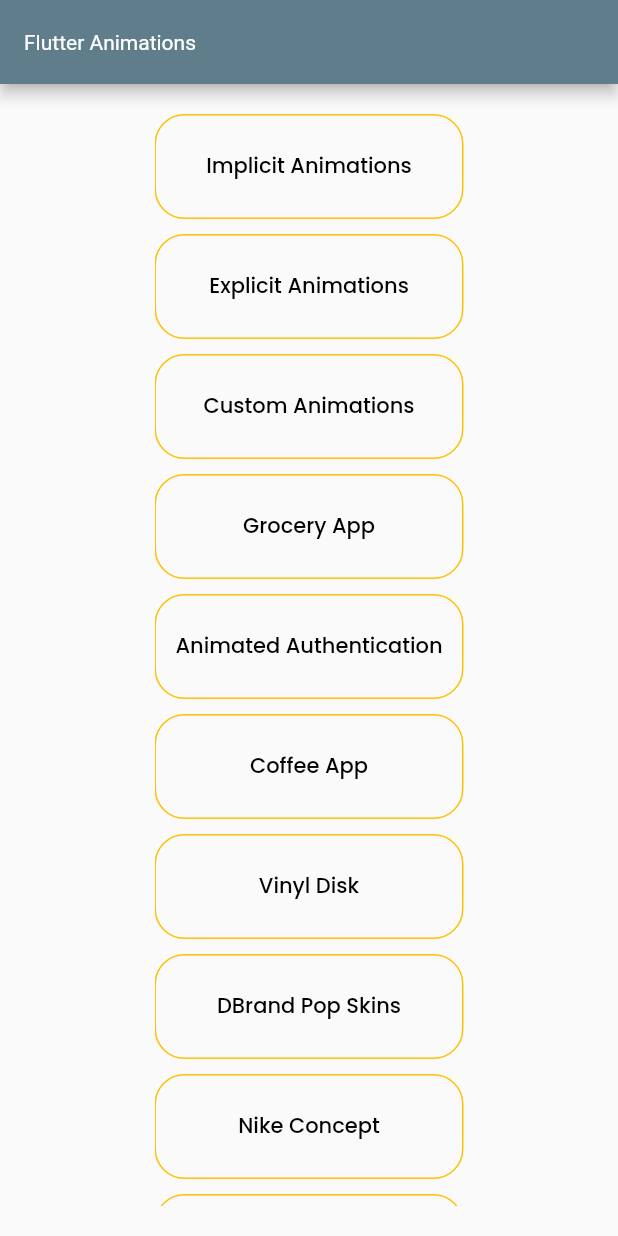
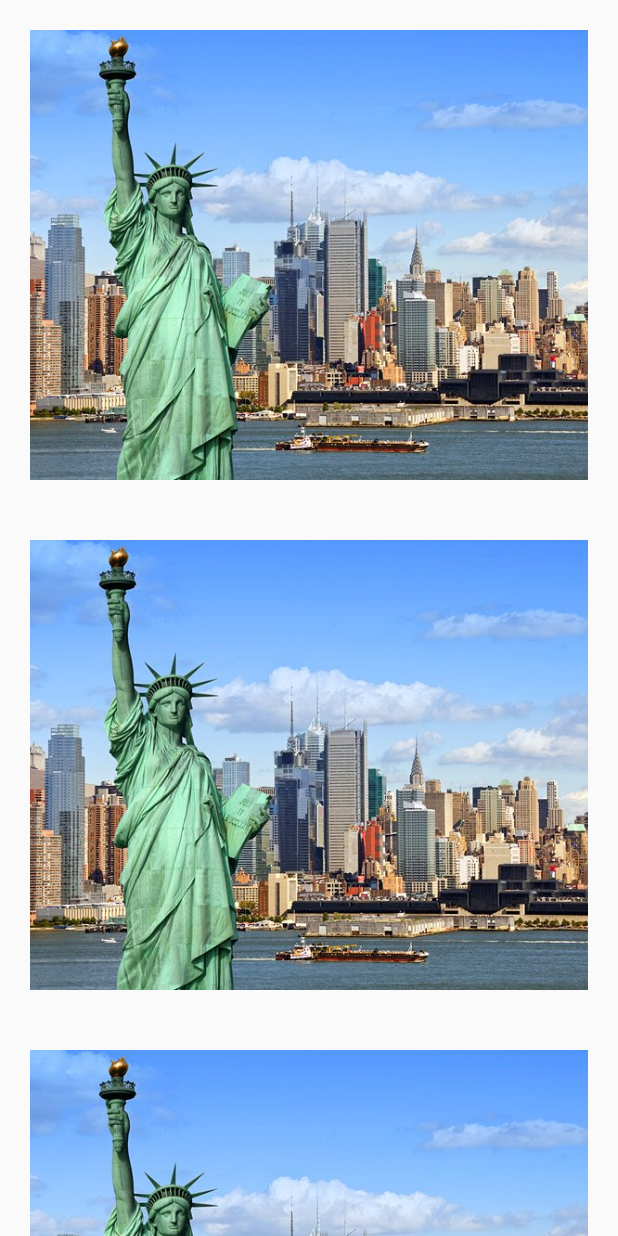
Before and after one commit to ManoVikram/FlutterAnimationAppsRecreated, a Flutter app: the screen it shows after launch, on a phone screen of 412 x 824 dp. Run offline on Flutter 3.47's test engine with Material 2 defaults, Android fonts, the phone set to English and light mode, and no system bars; our stand-ins replace flutter_svg, google_fonts.

Commit message:
Saw a video of Marcin Szałek going through this same code design. So, I wanted to try it out and here it is!

```diff
--- a/lib/main.dart
+++ b/lib/main.dart
@@ -1,5 +1,6 @@
 import 'package:flutter/material.dart';
 import 'package:google_fonts/google_fonts.dart';
+import 'package:learning_flutter_animations/screens/web_scroll_01/web_scroll_01_home_screen.dart';
 import 'package:provider/provider.dart';
 
 import './screens/homeScreen/home_screen.dart';
@@ -42,8 +43,8 @@ class LearningFlutterAnimations extends StatelessWidget {
 
   @override
   Widget build(BuildContext context) {
-    return const Scaffold(
-      body: HomeScreen(),
+    return Scaffold(
+      body: WebScroll01HomeScreen(),
     );
   }
 }
--- a/lib/screens/homeScreen/home_screen.dart
+++ b/lib/screens/homeScreen/home_screen.dart
@@ -22,6 +22,7 @@ import '../googleMessages/google_messages_home_screen.dart';
 import '../nikeShoeStore/nike_store_home_screen.dart';
 import '../animatedLoadingScreen/animated_loading_home_screen.dart';
 
+import '../web_scroll_01/web_scroll_01_home_screen.dart';
 import './widgets/my_button.dart';
 
 class HomeScreen extends StatelessWidget {
@@ -321,6 +322,19 @@ class HomeScreen extends StatelessWidget {
                   },
                 ),
                 const SizedBox(height: 10),
+                MyButton(
+                  size: size,
+                  text: "Web Scroll 01",
+                  onPressed: () {
+                    Navigator.push(
+                      context,
+                      MaterialPageRoute(
+                        builder: (context) => WebScroll01HomeScreen(),
+                      ),
+                    );
+                  },
+                ),
+                const SizedBox(height: 10),
               ],
             ),
           ),
--- /dev/null
+++ b/lib/screens/web_scroll_01/web_scroll_01_home_screen.dart
@@ -0,0 +1,42 @@
+import 'package:flutter/material.dart';
+import 'package:provider/provider.dart';
+
+import './widgets/scroll_image_wrapper.dart';
+
+class WebScroll01HomeScreen extends StatelessWidget {
+  WebScroll01HomeScreen({Key? key}) : super(key: key);
+
+  final ScrollController _scrollController = ScrollController();
+
+  @override
+  Widget build(BuildContext context) {
+    return Scaffold(
+      body: ChangeNotifierProvider.value(
+        value: _scrollController,
+        child: Center(
+          child: Container(
+            constraints: const BoxConstraints(maxWidth: 500.0),
+            alignment: Alignment.center,
+            child: ListView.builder(
+              controller: _scrollController,
+              itemCount: 10,
+              itemBuilder: (context, index) {
+                return ScrollImageWrapper(
+                  child: Padding(
+                    padding: const EdgeInsets.all(20.0),
+                    child: Image.asset(
+                      "lib/screens/travelPhotosApp/assets/Images/America.jpg",
+                      height: 300.0,
+                      width: 300.0,
+                      fit: BoxFit.cover,
+                    ),
+                  ),
+                );
+              },
+            ),
+          ),
+        ),
+      ),
+    );
+  }
+}
--- /dev/null
+++ b/lib/screens/web_scroll_01/widgets/scroll_image_wrapper.dart
@@ -0,0 +1,47 @@
+import 'package:flutter/material.dart';
+import 'package:provider/provider.dart';
+
+class ScrollImageWrapper extends StatelessWidget {
+  const ScrollImageWrapper({
+    Key? key,
+    required this.child,
+  }) : super(key: key);
+
+  final Widget child;
+
+  @override
+  Widget build(BuildContext context) {
+    return Consumer<ScrollController>(
+      builder: (context, scrollController, child) {
+        final RenderBox? renderObject =
+            context.findRenderObject() as RenderBox?;
+        final double offsetY =
+            renderObject?.localToGlobal(Offset.zero).dy ?? 0.0;
+
+        if (offsetY <= 0) {
+          return child!;
+        }
+
+        final double deviceHeight = MediaQuery.of(context).size.height;
+        final Size? sizeOfTheWidget = renderObject?.size;
+        final double widgetVisibleHeight = deviceHeight - offsetY;
+
+        final double percentOfWidgetVisible =
+            (widgetVisibleHeight / sizeOfTheWidget!.height).clamp(0.0, 1.0);
+
+        final double scalePercent = 0.8 + (percentOfWidgetVisible * 0.2);
+        final double opacityPercent = 0.2 + (percentOfWidgetVisible * 0.8);
+
+        return Transform.scale(
+          scale: scalePercent,
+          alignment: Alignment.center,
+          child: Opacity(
+            opacity: opacityPercent,
+            child: child,
+          ),
+        );
+      },
+      child: child,
+    );
+  }
+}
```
Also changed, not shown: pubspec.lock.
